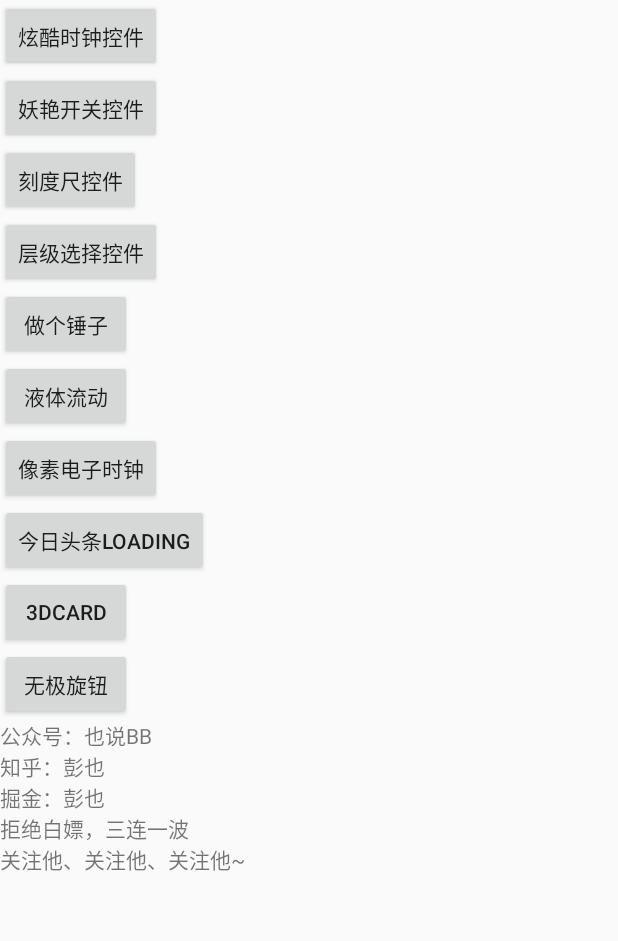
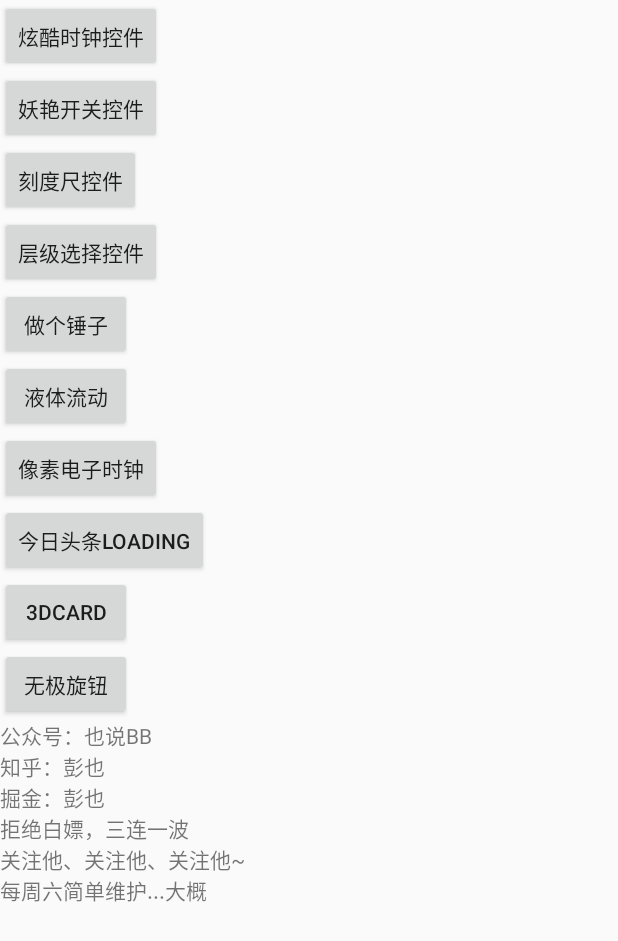
Before and after one commit to Savion1162336040/uidemo22, an Android app: the screen it shows after launch (MainActivity), on a phone screen of 412 x 824 dp. Shown: the top 941 px of the screen. Run offline under Robolectric (Android 15) with nearby library versions, the phone set to English and light mode, and no system bars.

Commit message:
完善3D Card逻辑;

```diff
--- a/app/src/main/res/layout/activity_main.xml
+++ b/app/src/main/res/layout/activity_main.xml
@@ -83,7 +83,7 @@
             <TextView
                 android:layout_width="wrap_content"
                 android:layout_height="wrap_content"
-                android:text="公众号：也说BB \n知乎：彭也 \n掘金：彭也 \n拒绝白嫖，三连一波\n关注他、关注他、关注他~" />
+                android:text="公众号：也说BB \n知乎：彭也 \n掘金：彭也 \n拒绝白嫖，三连一波\n关注他、关注他、关注他~ \n每周六简单维护...大概" />
         </LinearLayout>
     </ScrollView>
 
--- a/card3d/src/main/java/com/pengyeah/card3d/NumCardView.kt
+++ b/card3d/src/main/java/com/pengyeah/card3d/NumCardView.kt
@@ -354,8 +354,6 @@ class NumCardView : View {
                     var tempBm: Bitmap? = null
                     if (curShowNum - 1 >= 0) {
                         tempBm = numBms[curShowNum - 1]
-                    } else {
-                        tempBm = numBms[curShowNum]
                     }
                     tempBm?.let {
                         drawBitmap(it, Rect(0, it.height / 2, it.width, it.height), rectF, mPaint)
```
